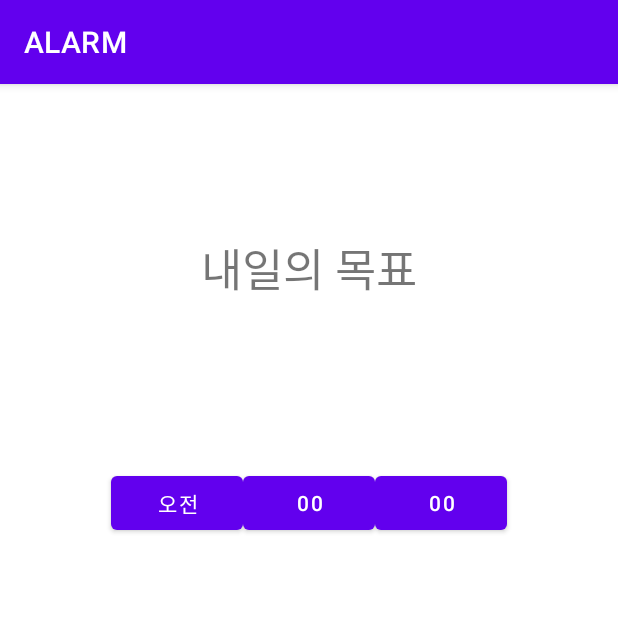
After one commit to ssu-alram/alram-app, an Android app: the MainAlarm screen opened directly, with no data from a screen before it, on a phone screen of 412 x 824 dp, the top half of it. The commit adds this screen. Run offline under Robolectric (Android 15) with nearby library versions, the phone set to English and light mode, and no system bars.

Commit message:
알람화면 만들기시작

```diff
--- a/app/src/main/AndroidManifest.xml
+++ b/app/src/main/AndroidManifest.xml
@@ -14,6 +14,9 @@
         android:theme="@style/Theme.ALARM"
         tools:targetApi="31">
         <activity
+            android:name=".MainAlarm"
+            android:exported="false" />
+        <activity
             android:name=".InitPushAlram"
             android:exported="true">
             <intent-filter>
--- /dev/null
+++ b/app/src/main/java/com/example/alarm/MainAlarm.java
@@ -0,0 +1,14 @@
+package com.example.alarm;
+
+import androidx.appcompat.app.AppCompatActivity;
+
+import android.os.Bundle;
+
+public class MainAlarm extends AppCompatActivity {
+
+    @Override
+    protected void onCreate(Bundle savedInstanceState) {
+        super.onCreate(savedInstanceState);
+        setContentView(R.layout.main_alarm);
+    }
+}
--- /dev/null
+++ b/app/src/main/res/layout/main_alarm.xml
@@ -0,0 +1,59 @@
+<?xml version="1.0" encoding="utf-8"?>
+<LinearLayout xmlns:android="http://schemas.android.com/apk/res/android"
+    xmlns:app="http://schemas.android.com/apk/res-auto"
+    xmlns:tools="http://schemas.android.com/tools"
+    android:layout_width="match_parent"
+    android:layout_height="match_parent"
+    android:orientation="vertical"
+    tools:context=".MainAlarm">
+
+    <LinearLayout
+        android:layout_width="match_parent"
+        android:layout_height="match_parent"
+        android:orientation="vertical">
+
+        <TextView
+            android:layout_width="match_parent"
+            android:layout_height="wrap_content"
+            android:layout_margin="100dp"
+            android:gravity="center"
+            android:text="@string/내일의목표"
+            android:textSize="30dp"/>
+
+        <LinearLayout
+            android:layout_width="match_parent"
+            android:layout_height="wrap_content"
+            android:gravity="center"
+            android:layout_marginTop="10dp"
+            android:orientation="horizontal">
+
+            <Button
+                android:layout_width="wrap_content"
+                android:layout_height="wrap_content"
+                android:gravity="center"
+                android:text="@string/am" />
+
+            <Button
+                android:layout_width="wrap_content"
+                android:layout_height="wrap_content"
+                android:text="@string/시간" />
+
+            <Button
+                android:layout_width="wrap_content"
+                android:layout_height="wrap_content"
+                android:text="@string/시간" />
+
+        </LinearLayout>
+
+        <LinearLayout
+            android:layout_width="wrap_content"
+            android:layout_height="wrap_content">
+
+        </LinearLayout>
+
+
+    </LinearLayout>
+
+
+
+</LinearLayout>
--- a/app/src/main/res/values/strings.xml
+++ b/app/src/main/res/values/strings.xml
@@ -1,5 +1,4 @@
-<?xml version="1.0" encoding="utf-8"?>
-<!--디폴트는 한국어-->
+<?xml version="1.0" encoding="utf-8"?><!--디폴트는 한국어-->
 <resources>
     <string name="app_name">ALARM</string>
     <string name="text1">기본 설정</string>
@@ -11,4 +10,5 @@
     <string name="am">오전</string>
     <string name="pm">오후</string>
     <string name="시간">00</string>
+    <string name="내일의목표">내일의 목표</string>
 </resources>
```
Also changed, not shown: 2 other files.
